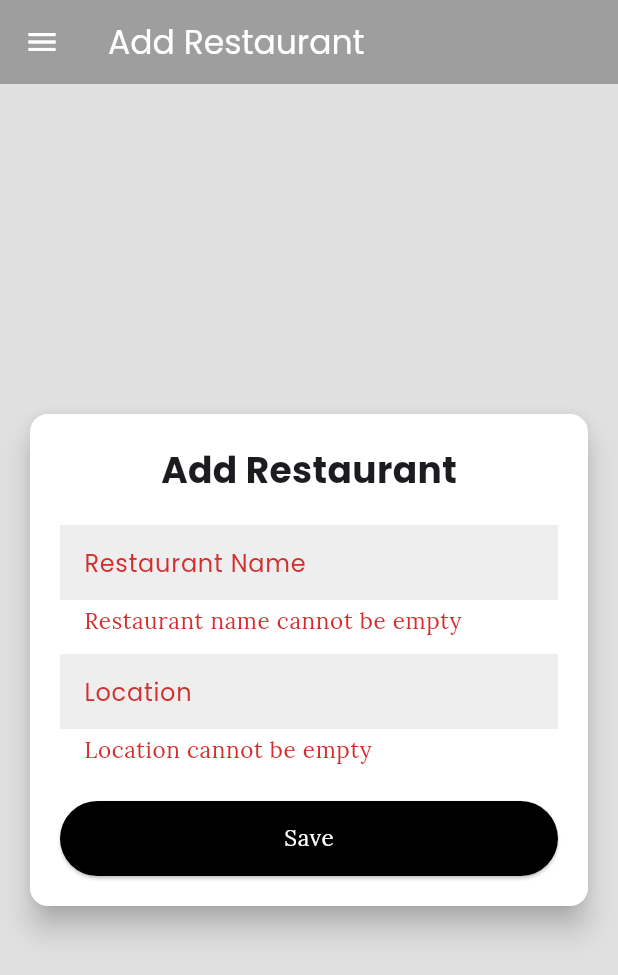
After one commit to PBP-11/jakbites-mobile, a Flutter app: the RestaurantFormPage screen opened directly, after a tap on "Save", on a phone screen of 412 x 824 dp. The commit adds this screen. Shown: the top 975 px of the screen. Run offline on Flutter 3.47's test engine with Material 3 defaults, Android fonts, the phone set to English and light mode, and no system bars; our stand-ins replace flutter_svg, google_fonts; missing offline and left inert: pbp_django_auth.

Commit message:
init admin_page

```diff
--- /dev/null
+++ b/lib/admin/restaurant_form.dart
@@ -0,0 +1,193 @@
+import 'dart:convert';
+import 'package:flutter/material.dart';
+import 'package:jakbites_mobile/widgets/left_drawer.dart';
+import 'package:pbp_django_auth/pbp_django_auth.dart';
+import 'package:provider/provider.dart';
+import 'package:jakbites_mobile/models/resutarant_model.dart';
+
+class RestaurantFormPage extends StatefulWidget {
+  final Restaurant? restaurant; // Null for add, not null for edit
+
+  const RestaurantFormPage({super.key, this.restaurant});
+
+  @override
+  State<RestaurantFormPage> createState() => _RestaurantFormPageState();
+}
+
+class _RestaurantFormPageState extends State<RestaurantFormPage> {
+  final _formKey = GlobalKey<FormState>();
+  String _name = "";
+  String _location = "";
+
+  @override
+  void initState() {
+    super.initState();
+    if (widget.restaurant != null) {
+      _name = widget.restaurant!.fields.name;
+      _location = widget.restaurant!.fields.location;
+    }
+  }
+
+  @override
+  Widget build(BuildContext context) {
+    final request = context.read<CookieRequest>();
+    bool isEdit = widget.restaurant != null;
+
+    return Scaffold(
+      appBar: AppBar(
+        title: Text(isEdit ? 'Edit Restaurant' : 'Add Restaurant'),
+        backgroundColor: Theme.of(context).colorScheme.primary,
+        foregroundColor: Colors.white,
+      ),
+      drawer: const LeftDrawer(),
+      body: Center(
+        child: SingleChildScrollView(
+          padding: const EdgeInsets.all(16.0),
+          child: Card(
+            elevation: 8,
+            shape: RoundedRectangleBorder(
+              borderRadius: BorderRadius.circular(12.0),
+            ),
+            child: Padding(
+              padding: const EdgeInsets.all(20.0),
+              child: Form(
+                key: _formKey,
+                child: Column(
+                  mainAxisSize: MainAxisSize.min,
+                  children: [
+                    Text(
+                      isEdit ? 'Edit Restaurant' : 'Add Restaurant',
+                      style: const TextStyle(
+                        fontSize: 24.0,
+                        fontWeight: FontWeight.bold,
+                      ),
+                    ),
+                    const SizedBox(height: 20.0),
+                    TextFormField(
+                      initialValue: _name,
+                      decoration: InputDecoration(
+                        labelText: 'Restaurant Name',
+                        hintText: 'Enter restaurant name',
+                        filled: true,
+                        fillColor: Colors.grey[200],
+                        border: InputBorder.none,
+                        contentPadding: const EdgeInsets.symmetric(
+                            horizontal: 12.0, vertical: 5.0),
+                      ),
+                      onChanged: (value) {
+                        setState(() {
+                          _name = value;
+                        });
+                      },
+                      validator: (value) {
+                        if (value == null || value.isEmpty) {
+                          return 'Restaurant name cannot be empty';
+                        }
+                        return null;
+                      },
+                    ),
+                    const SizedBox(height: 12.0),
+                    TextFormField(
+                      initialValue: _location,
+                      decoration: InputDecoration(
+                        labelText: 'Location',
+                        hintText: 'Enter location',
+                        filled: true,
+                        fillColor: Colors.grey[200],
+                        border: InputBorder.none,
+                        contentPadding: const EdgeInsets.symmetric(
+                            horizontal: 12.0, vertical: 5.0),
+                      ),
+                      onChanged: (value) {
+                        setState(() {
+                          _location = value;
+                        });
+                      },
+                      validator: (value) {
+                        if (value == null || value.isEmpty) {
+                          return 'Location cannot be empty';
+                        }
+                        return null;
+                      },
+                    ),
+                    const SizedBox(height: 24.0),
+                    ElevatedButton(
+                      onPressed: () async {
+                        if (_formKey.currentState!.validate()) {
+                          if (isEdit) {
+                            // Edit existing restaurant
+                            final response = await request.postJson(
+                              "https://william-matthew31-jakbites.pbp.cs.ui.ac.id/edit_restaurant_flutter/",
+                              jsonEncode({
+                                "id": widget.restaurant!.pk,
+                                "name": _name,
+                                "location": _location,
+                              }),
+                            );
+                            if (response['status'] == 'success') {
+                              ScaffoldMessenger.of(context).showSnackBar(
+                                const SnackBar(
+                                  content:
+                                      Text("Restaurant updated successfully!"),
+                                ),
+                              );
+                              Navigator.pop(context);
+                            } else {
+                              ScaffoldMessenger.of(context).showSnackBar(
+                                SnackBar(
+                                  content: Text(response['message'] ??
+                                      "Failed to update restaurant."),
+                                ),
+                              );
+                            }
+                          } else {
+                            // Add new restaurant
+                            final response = await request.postJson(
+                              "https://william-matthew31-jakbites.pbp.cs.ui.ac.id/create_restaurant_flutter/",
+                              jsonEncode({
+                                "name": _name,
+                                "location": _location,
+                              }),
+                            );
+                            if (response['status'] == 'success') {
+                              ScaffoldMessenger.of(context).showSnackBar(
+                                const SnackBar(
+                                  content: Text(
+                                      "New restaurant saved successfully!"),
+                                ),
+                              );
+                              Navigator.pop(context);
+                            } else {
+                              ScaffoldMessenger.of(context).showSnackBar(
+                                SnackBar(
+                                  content: Text(response['message'] ??
+                                      "Failed to save restaurant."),
+                                ),
+                              );
+                            }
+                          }
+                        }
+                      },
+                      style: ElevatedButton.styleFrom(
+                        foregroundColor: Colors.white,
+                        minimumSize: const Size(double.infinity, 50),
+                        backgroundColor:
+                            Theme.of(context).colorScheme.secondary,
+                      ),
+                      child: Text(
+                        isEdit ? 'Update' : 'Save',
+                        style: Theme.of(context).textTheme.bodySmall?.copyWith(
+                              color: Colors.white,
+                            ),
+                      ),
+                    ),
+                  ],
+                ),
+              ),
+            ),
+          ),
+        ),
+      ),
+    );
+  }
+}
--- a/lib/authentication/login.dart
+++ b/lib/authentication/login.dart
@@ -104,7 +104,7 @@ class _LoginPageState extends State<LoginPage> {
                       String password = _passwordController.text;
 
                       final response = await request.login(
-                          "http://10.0.2.2:8000/authentication/login_flutter/", {
+                          "https://william-matthew31-jakbites.pbp.cs.ui.ac.id/authentication/login_flutter/", {
                         'username': username,
                         'password': password,
                       });
--- a/lib/authentication/register.dart
+++ b/lib/authentication/register.dart
@@ -154,7 +154,7 @@ class _RegisterPageState extends State<RegisterPage> {
                       String password2 = _confirmPasswordController.text;
 
                       final response = await request.postJson(
-                          "http://10.0.2.2:8000/authentication/register_flutter",
+                          "https://william-matthew31-jakbites.pbp.cs.ui.ac.id/authentication/register_flutter",
                           jsonEncode({
                             "username": username,
                             "email" : email,
--- a/lib/widgets/left_drawer.dart
+++ b/lib/widgets/left_drawer.dart
@@ -1,5 +1,7 @@
 import 'package:flutter/material.dart';
+import 'package:jakbites_mobile/admin/admin_page.dart';
 import 'package:jakbites_mobile/authentication/login.dart';
+import 'package:jakbites_mobile/admin/restaurant_form.dart';
 import 'package:jakbites_mobile/main/menu.dart';
 import 'package:jakbites_mobile/restaurant/restaurant_list.dart';
 // import 'package:jakbites_mobile/list_ProductEntry.dart';
@@ -73,17 +75,6 @@ class LeftDrawer extends StatelessWidget {
                 ),
                 _buildDrawerItem(
                   context,
-                  icon: Icons.shop,
-                  title: 'Tambah Item',
-                  onTap: () {
-                  //   Navigator.pushReplacement(
-                  //     context,
-                  //     MaterialPageRoute(builder: (context) => const ProductEntryFormPage()),
-                  //   );
-                  },
-                ),
-                _buildDrawerItem(
-                  context,
                   icon: Icons.place,
                   title: 'Restaurants',
                   onTap: () {
@@ -102,6 +93,17 @@ class LeftDrawer extends StatelessWidget {
                   //     context,
                   //     MaterialPageRoute(builder: (context) => const FoodRestoPage()),
                   //   );
+                  },
+                ),
+                _buildDrawerItem(
+                  context,
+                  icon: Icons.admin_panel_settings,
+                  title: 'Admin Page',
+                  onTap: () {
+                  Navigator.push(
+                    context,
+                    MaterialPageRoute(builder: (context) => const AdminPage()),
+                  );
                   },
                 ),
               ],
```
Also changed, not shown: lib/admin/admin_page.dart (added, +241 -0 lines), lib/admin/food_form.dart (added, +64 -0 lines), lib/models/resutarant_model.dart (line endings or trailing spaces).
